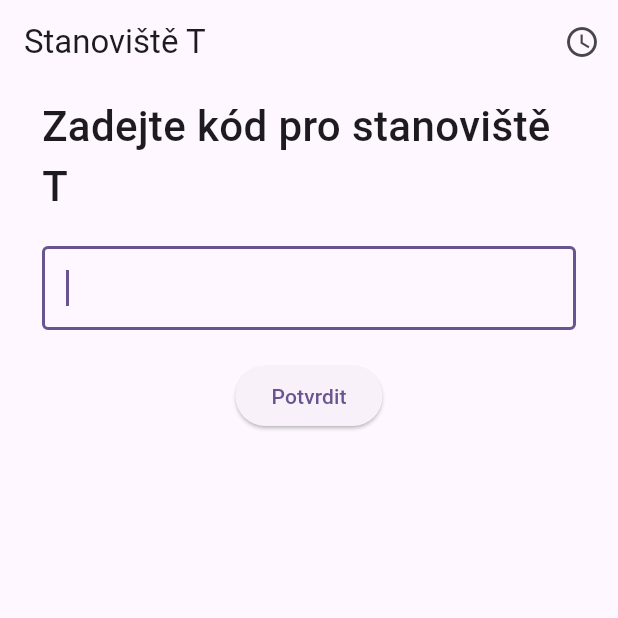
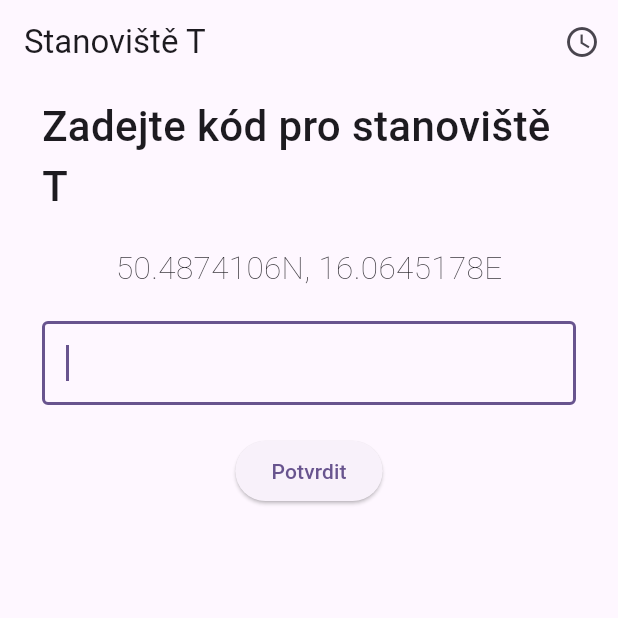
Before and after one commit to RiMiDo420/sifrovacka_hra, a Flutter app: the screen it shows after launch, on a phone screen of 412 x 824 dp, the top half of it. Run offline on Flutter 3.47's test engine with Material 3 defaults, Android fonts, the phone set to English and light mode, and no system bars.

Commit message:
Added coordinates

```diff
--- a/lib/main.dart
+++ b/lib/main.dart
@@ -26,41 +26,41 @@ class MyApp extends StatelessWidget {
     dummyData["D"]!.addAnswer("Odpověd 2", dummyData["B"]!);
     dummyData["D"]!.addAnswer("Odpověd 3", dummyData["C"]!);
 
-    rozaData["S1"] = (LabyrintModel(internalName:"S1", name: "T", question: "Kolik je Ríšovi?", code: "SJVUE", hasCipher: true, cipherType: "Mayská", cipherSolution: "nejkulatoulinkatejsi", fixedSolution: true, skipWord: "krtek"));
-    rozaData["S11"] = (LabyrintModel(internalName: "S11", name: "L", question: "Která zvířata v Keni každý rok migrují?", code: "LPCXS"));
-    rozaData["S12"] = (LabyrintModel(internalName: "S12", name: "R", question: "Co bylo téma prvního tábora?", code: "HMBDE"));
-    rozaData["S13"] = (LabyrintModel(internalName: "S13", name: "U", question: "Kdy získala Keňa nezávislost?", code: "QASMN"));
-    rozaData["S14"] = (LabyrintModel(internalName: "S14", name: "G", question: "Který titul ještě Úchyl neměl?", code: "VCXBV"));
-    rozaData["S15"] = (LabyrintModel(internalName: "S15", name: "J", question: "Ze kterého filmu je fráze \"Hakuna Matata\"?", code: "SSCXB"));
-    rozaData["S16"] = (LabyrintModel(internalName: "S16", name: "B", question: "Kdo je aktuálně nejmladší účastník tábora?", code: "LKDTL"));
+    rozaData["S1"] = (LabyrintModel(internalName:"S1", name: "T", question: "Kolik je Ríšovi?", code: "SJVUE", hasCipher: true, cipherType: "Mayská", cipherSolution: "nejkulatoulinkatejsi", fixedSolution: true, skipWord: "krtek" ,coordinates: "50.4874106N, 16.0645178E"));
+    rozaData["S11"] = (LabyrintModel(internalName: "S11", name: "L", question: "Která zvířata v Keni každý rok migrují?", code: "LPCXS" ,coordinates: "50.4879838N, 16.0641588E"));
+    rozaData["S12"] = (LabyrintModel(internalName: "S12", name: "R", question: "Co bylo téma prvního tábora?", code: "HMBDE" ,coordinates: "50.4878910N, 16.0633627E"));
+    rozaData["S13"] = (LabyrintModel(internalName: "S13", name: "U", question: "Kdy získala Keňa nezávislost?", code: "QASMN" ,coordinates: "50.4876169N, 16.0637337E"));
+    rozaData["S14"] = (LabyrintModel(internalName: "S14", name: "G", question: "Který titul ještě Úchyl neměl?", code: "VCXBV" ,coordinates: "50.4872892N, 16.0631036E"));
+    rozaData["S15"] = (LabyrintModel(internalName: "S15", name: "J", question: "Ze kterého filmu je fráze \"Hakuna Matata\"?", code: "SSCXB" ,coordinates: "50.4883666N, 16.0639120E"));
+    rozaData["S16"] = (LabyrintModel(internalName: "S16", name: "B", question: "Kdo je aktuálně nejmladší účastník tábora?", code: "LKDTL" ,coordinates: "50.4873608N, 16.0629172E"));
 
-    rozaData["S2"] = (LabyrintModel(internalName: "S2", name: "M", question: "Které zvíře je v africké velké pětce?", code: "YCAER", hasCipher: true, cipherType: "Mayská", skipWord: "pyramida"));
-    rozaData["S21"] = (LabyrintModel(internalName: "S21", name: "C", question: "Která písnička není ve lvím králi?", code: "CJPWY"));
-    rozaData["S22"] = (LabyrintModel(internalName: "S22", name: "V", question: "Kde byl první tábor?", code: "MNAKE"));
-    rozaData["S23"] = (LabyrintModel(internalName: "S23", name: "A", question: "Které zvíře nežije v Keni?", code: "OAIRP"));
+    rozaData["S2"] = (LabyrintModel(internalName: "S2", name: "M", question: "Které zvíře je v africké velké pětce?", code: "YCAER", hasCipher: true, cipherType: "Mayská", skipWord: "pyramida",coordinates: "50.4906333N, 16.0633620E"));
+    rozaData["S21"] = (LabyrintModel(internalName: "S21", name: "C", question: "Která písnička není ve lvím králi?", code: "CJPWY",coordinates: "50.4903742N, 16.0637711E"));
+    rozaData["S22"] = (LabyrintModel(internalName: "S22", name: "V", question: "Kde byl první tábor?", code: "MNAKE",coordinates: "50.4910803N, 16.0643860E"));
+    rozaData["S23"] = (LabyrintModel(internalName: "S23", name: "A", question: "Které zvíře nežije v Keni?", code: "OAIRP",coordinates: "50.4911446N, 16.0635541E"));
 
 
-    rozaData["S3"] = (LabyrintModel(internalName: "S3", name: "D", question: "Kdo je Rózina oblíbená postava z Lvího krále?", code: "KLAKE", hasCipher: true, cipherType: "Digitální", skipWord: "hodiny"));
-    rozaData["S31"] = (LabyrintModel(internalName: "S31", name: "Q", question: "Ve kterém sportu Keňa vyniká?", code: "MZNME"));
-    rozaData["S32"] = (LabyrintModel(internalName: "S32", name: "I", question: "Kolik bylo Žábě na prvním táboře?", code: "QPLXJ"));
-    rozaData["S33"] = (LabyrintModel(internalName: "S33", name: "S", question: "Jak se jmenuje strom na kterém bydlí pavián Raviky?", code: "ZZNAW"));
+    rozaData["S3"] = (LabyrintModel(internalName: "S3", name: "D", question: "Kdo je Rózina oblíbená postava z Lvího krále?", code: "KLAKE", hasCipher: true, cipherType: "Digitální", skipWord: "hodiny", coordinates: "50.4890289N, 16.0530258E"));
+    rozaData["S31"] = (LabyrintModel(internalName: "S31", name: "Q", question: "Ve kterém sportu Keňa vyniká?", code: "MZNME", coordinates: "50.4890876N, 16.0521389E"));
+    rozaData["S32"] = (LabyrintModel(internalName: "S32", name: "I", question: "Kolik bylo Žábě na prvním táboře?", code: "QPLXJ", coordinates: "50.4893407N, 16.0529761E"));
+    rozaData["S33"] = (LabyrintModel(internalName: "S33", name: "S", question: "Jak se jmenuje strom na kterém bydlí pavián Raviky?", code: "ZZNAW", coordinates: "50.4888717N, 16.0534554E"));
 
-    rozaData["S4"] = (LabyrintModel(internalName: "S4", name: "H", question: "Které zvíře je v africké hnusné pětce?", code: "FLOP", hasCipher: true, cipherType: "Historie", skipWord: "mamut"));
-    rozaData["S41"] = (LabyrintModel(internalName: "S41", name: "W", question: "Co znamená \"Nant'singinyama bagithi baba\"?", code: "VGSEP"));
-    rozaData["S42"] = (LabyrintModel(internalName: "S42", name: "N", question: "Která postava byla na Dívce která upíjela měsíc v kuchyni?", code: "MAOCE"));
-    rozaData["S43"] = (LabyrintModel(internalName: "S43", name: "P", question: "Jak se jmenuje nejvyšší hra Keni?", code: "ZUGHA"));
+    rozaData["S4"] = (LabyrintModel(internalName: "S4", name: "H", question: "Které zvíře je v africké hnusné pětce?", code: "FLOPW", hasCipher: true, cipherType: "Historie", skipWord: "mamut", coordinates: "50.4859389N, 16.0498390E"));
+    rozaData["S41"] = (LabyrintModel(internalName: "S41", name: "W", question: "Co znamená \"Nant'singinyama bagithi baba\"?", code: "VGSEP", coordinates: "50.4856185N, 16.0492043E"));
+    rozaData["S42"] = (LabyrintModel(internalName: "S42", name: "N", question: "Která postava byla na Dívce která upíjela měsíc v kuchyni?", code: "MAOCE", coordinates: "50.4856268N, 16.0499559E"));
+    rozaData["S43"] = (LabyrintModel(internalName: "S43", name: "P", question: "Jak se jmenuje nejvyšší hra Keni?", code: "ZUGHA", coordinates: "50.4863551N, 16.0494123E"));
 
-    rozaData["S5"] = (LabyrintModel(internalName: "S5", name: "K", question: "Přes které město Ríša s Rózou nejeli na tábor?", code: "AJFRV", hasCipher: true, cipherType: "Křižovatka", skipWord: "cervena"));
-    rozaData["S51"] = (LabyrintModel(internalName: "S51", name: "E", question: "V jakém roce vyšel Lví král?", code: "OCRBA"));
-    rozaData["S52"] = (LabyrintModel(internalName: "S52", name: "Y", question: "Kdo hrál Freda a George Weasleyovi?", code: "DSTHJ"));
-    rozaData["S53"] = (LabyrintModel(internalName: "S53", name: "F", question: "Jaké je hlavní město Keni?", code: "BRMBR"));
+    rozaData["S5"] = (LabyrintModel(internalName: "S5", name: "K", question: "Přes které město Ríša s Rózou nejeli na tábor?", code: "AJFRV", hasCipher: true, cipherType: "Křižovatka", skipWord: "cervena", coordinates: "50.4850674N, 16.0576504E"));
+    rozaData["S51"] = (LabyrintModel(internalName: "S51", name: "E", question: "V jakém roce vyšel Lví král?", code: "OCRBA", coordinates: "50.4849050N, 16.0580579E"));
+    rozaData["S52"] = (LabyrintModel(internalName: "S52", name: "Y", question: "Kdo hrál Freda a George Weasleyovi?", code: "DSTHJ", coordinates: "50.4856612N, 16.0579794E"));
+    rozaData["S53"] = (LabyrintModel(internalName: "S53", name: "F", question: "Jaké je hlavní město Keni?", code: "BRMBR", coordinates: "50.4851774N, 16.0576940E"));
 
-    rozaData["S6"] = (LabyrintModel(internalName: "S6", name: "Ch", question: "Jaký je věkový rozdíl, mezi nejstarším a nejmladším táborníkem?", code: "PQOPL", hasCipher: true, cipherType: "Chatovátko", skipWord: "mattermost"));
-    rozaData["S61"] = (LabyrintModel(internalName: "S61", name: "X", question: "Jak se jmenoval bratr Toničky Bolavé?", code: "ANBER"));
-    rozaData["S62"] = (LabyrintModel(internalName: "S62", name: "O", question: "Kdo vloni nevedl kolej?", code: "AMDNE"));
-    rozaData["S63"] = (LabyrintModel(internalName: "S63", name: "Ž", question: "Kteří ptáci zimují v Keni?", code: "LLKRD"));
+    rozaData["S6"] = (LabyrintModel(internalName: "S6", name: "Ch", question: "Jaký je věkový rozdíl, mezi nejstarším a nejmladším táborníkem?", code: "PQOPL", hasCipher: true, cipherType: "Chatovátko", skipWord: "mattermost", coordinates: "50.4838734N, 16.0638287E"));
+    rozaData["S61"] = (LabyrintModel(internalName: "S61", name: "X", question: "Jak se jmenoval bratr Toničky Bolavé?", code: "ANBER", coordinates: "50.4837086N, 16.0622946E"));
+    rozaData["S62"] = (LabyrintModel(internalName: "S62", name: "O", question: "Kdo vloni nevedl kolej?", code: "AMDNE", coordinates: "50.4829981N, 16.0624148E"));
+    rozaData["S63"] = (LabyrintModel(internalName: "S63", name: "Ž", question: "Kteří ptáci zimují v Keni?", code: "LLKRD", coordinates: "50.4836066N, 16.0615535E"));
 
-    rozaData["S7"] = (LabyrintModel(internalName: "S7", name: "Z", question: "Gratulujeme\nVyhráli jste🎉🎉🎉🎉🎉\nJděte k autu a volejte Róze", code: "ISJES"));
+    rozaData["S7"] = (LabyrintModel(internalName: "S7", name: "Z", question: "Gratulujeme\nVyhráli jste🎉🎉🎉🎉🎉\nJděte k autu a volejte Róze", code: "ISJES", coordinates: "50.4874772N, 16.0663239E"));
 
 
     rozaData["S1"]!.addAnswer("19", rozaData["S11"]!);
--- a/lib/model/labyrint.dart
+++ b/lib/model/labyrint.dart
@@ -4,7 +4,7 @@ import 'dart:typed_data';
 import 'package:sifrovacka_hra/tools/cipherHelp.dart';
 
 class LabyrintModel{
-  LabyrintModel({required this.name, this.internalName, required this.question, code, this.hasCipher = false, this.cipherSolution, this.cipherType, this.fixedSolution = false, this.skipWord}){
+  LabyrintModel({required this.name, this.internalName, this.coordinates = "Zavolej Róze", required this.question, code, this.hasCipher = false, this.cipherSolution, this.cipherType, this.fixedSolution = false, this.skipWord}){
     this.code = code ?? String.fromCharCodes(Iterable.generate(6, (_) => Random().nextInt(26)+65));
     nextStop();
     internalName ??= name;
@@ -14,6 +14,7 @@ class LabyrintModel{
   String? internalName;
   late String code;
   final String question;
+  final String coordinates;
   List<String> answers = [];
   List<LabyrintModel> next = [];
 
--- a/lib/view/labyrint_lock_screen.dart
+++ b/lib/view/labyrint_lock_screen.dart
@@ -28,6 +28,7 @@ class _LockScreenState extends State<LockScreen> {
         spacing: 20,
         children: [
           Text("Zadejte kód pro stanoviště ${widget.model.name}", style: TextStyle(fontSize: 28, fontWeight: .w500),),
+          Text(widget.model.coordinates, style: TextStyle(fontSize: 21, fontWeight: .w100),),
           TextFormField(
             key: const ValueKey('my_unique_text_field'),
             autovalidateMode: .onUnfocus,
```
